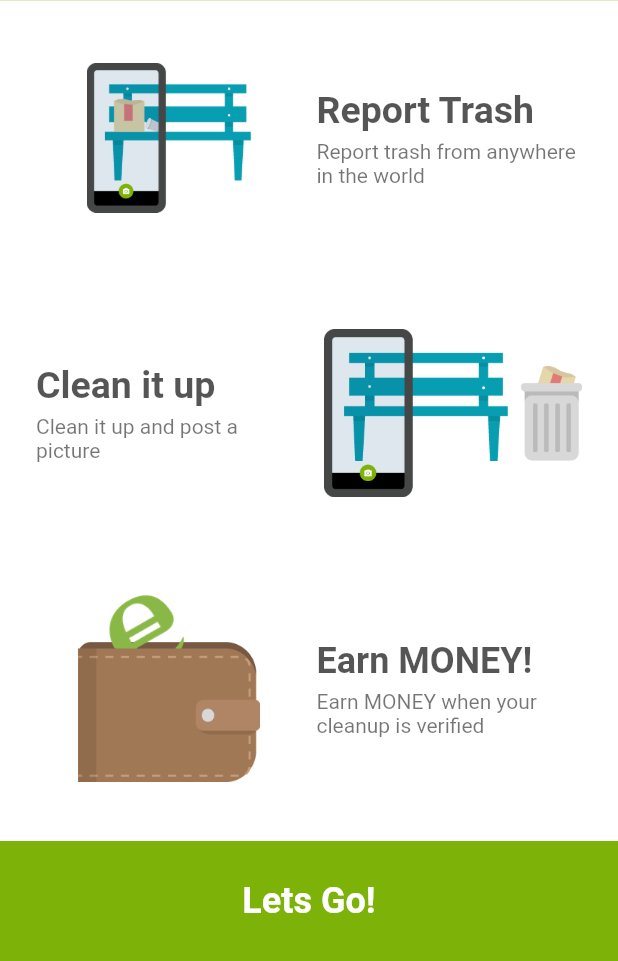
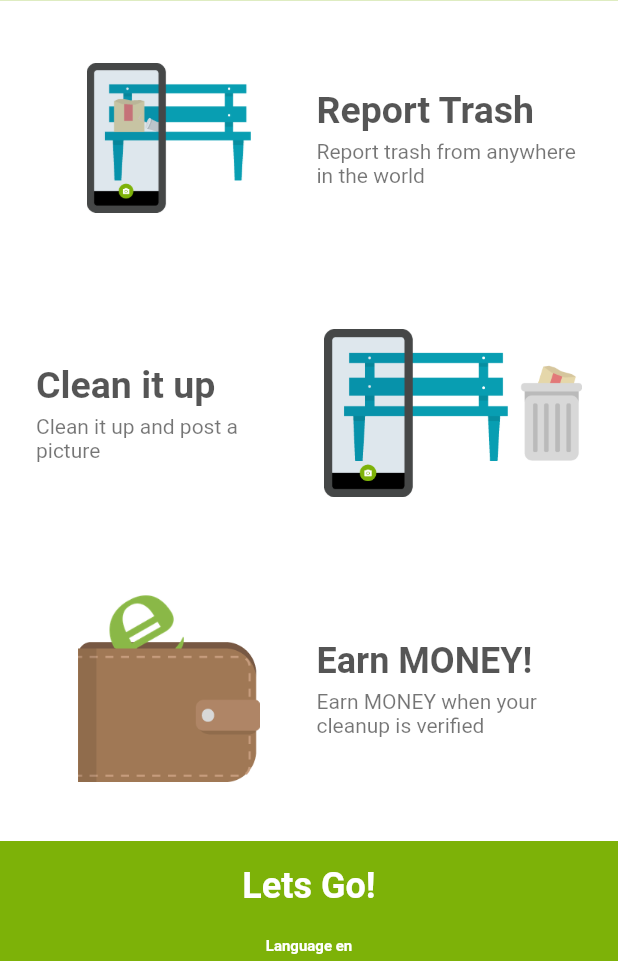
Before and after one commit to haidar786/Flutter, a Flutter app: the screen it shows after launch, on a phone screen of 412 x 824 dp, the part 275-1236 px from its top. Run offline on Flutter 3.47's test engine with Material 2 defaults, Android fonts, the phone set to English and light mode, and no system bars; our stand-ins replace cached_network_image, camera, contacts_service, firebase_messaging, flutter_native_image, font_awesome_flutter and 9 more; missing offline and left inert: barcode_scan, flutter_pagewise, flutter_udid, qr; accounts and stored records are empty.

Commit message:
show language on onboarding screen

```diff
--- a/lib/localizations.dart
+++ b/lib/localizations.dart
@@ -57,6 +57,10 @@ class AppLocalizations {
   String get letsGo {
     return Intl.message("Lets Go!");
   }
+
+  String get language {
+    return Intl.message("Language");
+  }
 }
 
 class AppLocalizationsDelegate extends LocalizationsDelegate<AppLocalizations> {
--- a/lib/screens/onboard_screen.dart
+++ b/lib/screens/onboard_screen.dart
@@ -7,6 +7,8 @@ import '../localizations.dart';
 class OnboardScreen extends StatelessWidget {
   @override
   Widget build(BuildContext context) {
+    Locale myLocale = Localizations.localeOf(context);
+    print(myLocale);
     return MaterialApp(
       debugShowCheckedModeBanner: false,
       home: Scaffold(
@@ -148,8 +150,10 @@ class OnboardScreen extends StatelessWidget {
                 await Navigator.pushReplacement(context,
                     MaterialPageRoute(builder: (ctx) => LoginScreen()));
               },
-              child: Container(
-                height: 80,
+              child: Column(
+                children: <Widget>[
+                  Container(
+                    height: 60,
                     color: emralsColor(),
                     child: Center(
                         child: Text(
@@ -160,6 +164,22 @@ class OnboardScreen extends StatelessWidget {
                           fontWeight: FontWeight.bold),
                     )),
                   ),
+                  Container(
+                    height: 20,
+                    color: emralsColor(),
+                    child: Center(
+                        child: Text(
+                      AppLocalizations.of(context).language +
+                          " " +
+                          myLocale.toString(),
+                      style: TextStyle(
+                          color: Colors.white,
+                          fontSize: 10,
+                          fontWeight: FontWeight.bold),
+                    )),
+                  ),
+                ],
+              ),
             )
           ],
         ),
```
Lines whose indentation alone changed are shown as unchanged.
